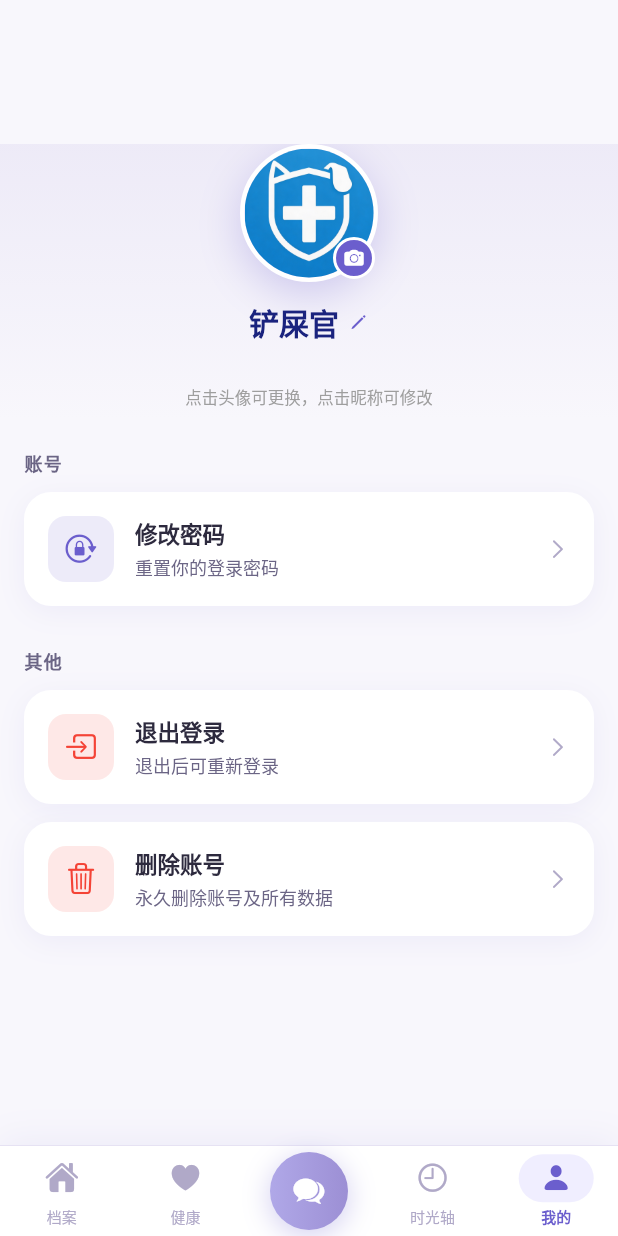
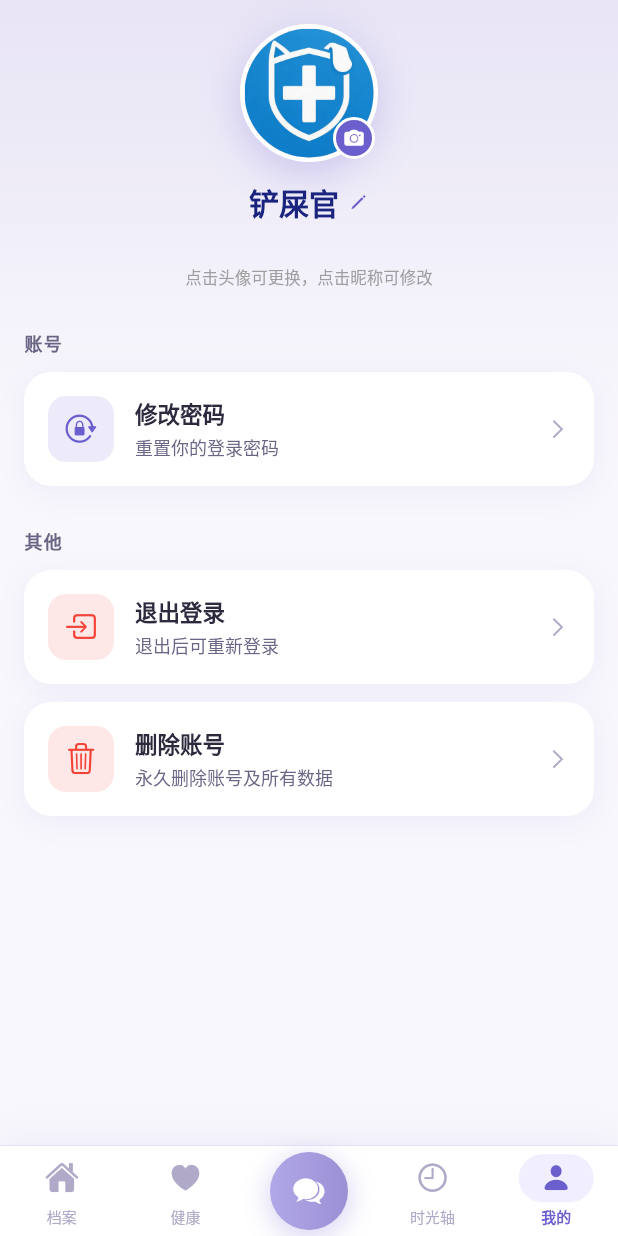
Before and after one commit to xiao222xian/pet-health-app, a Flutter app: the screen it shows once a user with an empty profile is signed in, item 5 of the bottom bar chosen, on a phone screen of 412 x 824 dp. Run offline on Flutter 3.47's test engine with Material 3 defaults, Android fonts, the phone set to English and light mode, and no system bars; our stand-ins replace cached_network_image, fl_chart, go_router, image_picker, supabase_flutter; accounts and stored records are empty.

Commit message:
fix: remove top whitespace on account screen by replacing nav bar with padding
Co-Authored-By: Claude Sonnet 4.6 <noreply@anthropic.com>

```diff
--- a/app/lib/features/account/account_screen.dart
+++ b/app/lib/features/account/account_screen.dart
@@ -334,13 +334,8 @@ class _AccountScreenState extends State<AccountScreen> {
           ),
           CustomScrollView(
             slivers: [
-              CupertinoSliverNavigationBar(
-                backgroundColor: Colors.transparent,
-                border: null,
-                largeTitle: const SizedBox.shrink(),
-              ),
               SliverPadding(
-                padding: const EdgeInsets.fromLTRB(16, 0, 16, 60),
+                padding: const EdgeInsets.fromLTRB(16, 16, 16, 60),
                 sliver: SliverList(
                   delegate: SliverChildListDelegate([
                     Center(
```
